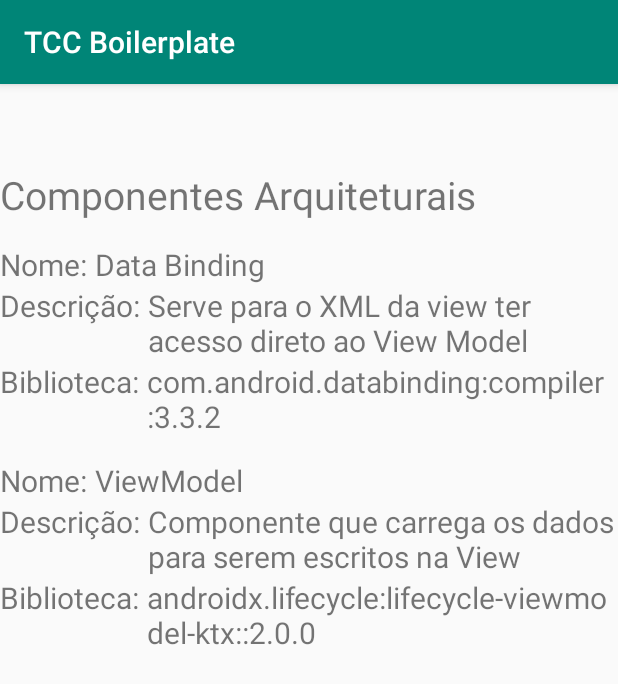
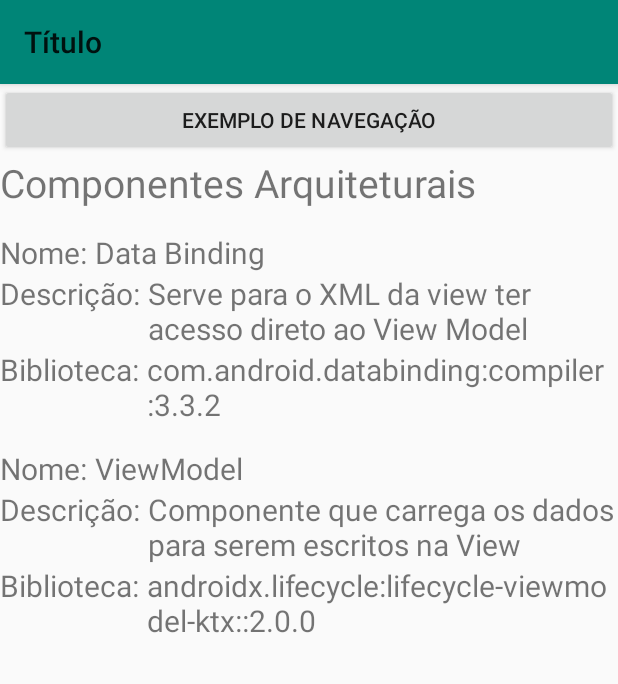
Before and after one commit to giovanischiar/tcc-boilerplate, an Android app: the screen it shows after launch (MainActivity), on a phone screen of 412 x 824 dp. Shown: the top 684 px of the screen. Run offline under Robolectric (Android 15) with nearby library versions, the phone set to English and light mode, and no system bars; our stand-ins replace data binding, navigation-ui.

Commit message:
Adding navigation, remove some warnings and add support action bar

```diff
--- a/app/build.gradle
+++ b/app/build.gradle
@@ -36,6 +36,7 @@ dependencies {
     implementation 'androidx.constraintlayout:constraintlayout:1.1.3'
     implementation 'androidx.lifecycle:lifecycle-extensions:2.0.0'
     implementation 'androidx.lifecycle:lifecycle-viewmodel-ktx:2.0.0'
+    implementation 'androidx.legacy:legacy-support-v4:1.0.0'
     testImplementation 'junit:junit:4.12'
     androidTestImplementation 'androidx.test:runner:1.1.1'
     androidTestImplementation 'androidx.test.espresso:espresso-core:3.1.1'
--- a/app/src/main/java/io/schiar/tccboilerplate/MainActivity.kt
+++ /dev/null
@@ -1,14 +0,0 @@
-package io.schiar.tccboilerplate
-
-import androidx.appcompat.app.AppCompatActivity
-import android.os.Bundle
-import io.schiar.tccboilerplate.view.BoilerplateFragment
-
-class MainActivity : AppCompatActivity() {
-
-    override fun onCreate(savedInstanceState: Bundle?) {
-        super.onCreate(savedInstanceState)
-        setContentView(R.layout.main_activity)
-    }
-
-}
--- a/app/src/main/java/io/schiar/tccboilerplate/view/BoilerplateFragment.kt
+++ b/app/src/main/java/io/schiar/tccboilerplate/view/BoilerplateFragment.kt
@@ -6,8 +6,11 @@ import androidx.fragment.app.Fragment
 import android.view.LayoutInflater
 import android.view.View
 import android.view.ViewGroup
+import androidx.navigation.Navigation
+import io.schiar.tccboilerplate.R
 import io.schiar.tccboilerplate.viewmodel.BoilerplateViewModel
-import io.schiar.tccboilerplate.databinding.BoilerplateFragmentBinding
+import io.schiar.tccboilerplate.databinding.FragmentBoilerplateBinding
+import kotlinx.android.synthetic.main.fragment_boilerplate.view.*
 
 class BoilerplateFragment : Fragment() {
 
@@ -18,13 +21,20 @@ class BoilerplateFragment : Fragment() {
         savedInstanceState: Bundle?
     ): View {
         viewModel = ViewModelProviders.of(this).get(BoilerplateViewModel::class.java)
-        val binding = BoilerplateFragmentBinding.inflate(inflater, container, false).apply {
+        val binding = FragmentBoilerplateBinding.inflate(inflater, container, false).apply {
             lifecycleOwner = this@BoilerplateFragment
             viewModel = this@BoilerplateFragment.viewModel
             executePendingBindings()
         }
         viewModel.fetch()
-        return binding.root
+        val view = binding.root
+        view.navigation_example_btn.setOnClickListener(::onNavigationButtonPressed)
+        return view
+    }
+
+    private fun onNavigationButtonPressed(view: View) {
+        val navId = R.id.boilerplate_to_other
+        Navigation.findNavController(view).navigate(navId)
     }
 
 }
--- /dev/null
+++ b/app/src/main/java/io/schiar/tccboilerplate/view/MainActivity.kt
@@ -0,0 +1,31 @@
+package io.schiar.tccboilerplate.view
+
+import androidx.appcompat.app.AppCompatActivity
+import android.os.Bundle
+import androidx.navigation.NavController
+import androidx.navigation.Navigation
+import androidx.navigation.ui.NavigationUI
+import io.schiar.tccboilerplate.R
+import kotlinx.android.synthetic.main.activity_main.*
+
+class MainActivity : AppCompatActivity() {
+
+    private lateinit var navController: NavController
+
+    override fun onCreate(savedInstanceState: Bundle?) {
+        super.onCreate(savedInstanceState)
+        setContentView(R.layout.activity_main)
+        setSupportActionBar(toolbar)
+        navController = Navigation.findNavController(this, R.id.initial_fragment)
+        NavigationUI.setupActionBarWithNavController(this, navController)
+    }
+
+    override fun onSupportNavigateUp(): Boolean {
+        return navController.navigateUp() || super.onSupportNavigateUp()
+    }
+
+    override fun onBackPressed() {
+        super.onBackPressed()
+        navController.navigateUp()
+    }
+}
--- a/app/src/main/java/io/schiar/tccboilerplate/viewmodel/BoilerplateViewModel.kt
+++ b/app/src/main/java/io/schiar/tccboilerplate/viewmodel/BoilerplateViewModel.kt
@@ -3,7 +3,6 @@ package io.schiar.tccboilerplate.viewmodel
 import androidx.lifecycle.MutableLiveData
 import androidx.lifecycle.ViewModel
 import io.schiar.tccboilerplate.model.ArchComponent
-import io.schiar.tccboilerplate.model.Library
 import io.schiar.tccboilerplate.model.repository.ArchComponentRepository
 import io.schiar.tccboilerplate.model.repository.ArchComponentRepositoryInterface
 import io.schiar.tccboilerplate.view.viewdata.ArchComponentViewData
--- /dev/null
+++ b/app/src/main/res/layout/activity_main.xml
@@ -0,0 +1,36 @@
+<?xml version="1.0" encoding="utf-8"?>
+<androidx.constraintlayout.widget.ConstraintLayout
+        xmlns:android="http://schemas.android.com/apk/res/android"
+        xmlns:tools="http://schemas.android.com/tools"
+        xmlns:app="http://schemas.android.com/apk/res-auto"
+        android:layout_width="match_parent"
+        android:layout_height="match_parent"
+        tools:context=".view.MainActivity"
+>
+
+    <com.google.android.material.appbar.AppBarLayout
+            android:id="@+id/appbar"
+            android:layout_width="match_parent"
+            android:layout_height="wrap_content"
+            android:theme="@style/ThemeOverlay.AppCompat.Light"
+            tools:ignore="MissingConstraints"
+    >
+        <androidx.appcompat.widget.Toolbar
+                android:id="@+id/toolbar"
+                android:layout_width="match_parent"
+                android:layout_height="?attr/actionBarSize"
+                app:popupTheme="@style/AppTheme.PopupOverlay"
+        />
+    </com.google.android.material.appbar.AppBarLayout>
+    <fragment
+        android:id="@+id/initial_fragment"
+        android:layout_width="match_parent"
+        android:layout_height="fill_parent"
+        android:layout_marginTop="?attr/actionBarSize"
+        android:name="androidx.navigation.fragment.NavHostFragment"
+        app:defaultNavHost="true"
+        app:navGraph="@navigation/navigation"
+        tools:ignore="MissingConstraints"
+    />
+
+</androidx.constraintlayout.widget.ConstraintLayout>
--- a/app/src/main/res/layout/boilerplate_fragment.xml
+++ b/app/src/main/res/layout/fragment_boilerplate.xml
@@ -16,6 +16,12 @@
         android:layout_height="match_parent"
         tools:context=".view.BoilerplateFragment"
     >
+        <Button
+            android:id="@+id/navigation_example_btn"
+            android:layout_width="match_parent"
+            android:layout_height="wrap_content"
+            android:text="@string/navigation_example"
+        />
         <TextView
             android:layout_width="wrap_content"
             android:layout_height="wrap_content"
--- a/app/src/main/res/layout/main_activity.xml
+++ /dev/null
@@ -1,20 +0,0 @@
-<?xml version="1.0" encoding="utf-8"?>
-<FrameLayout
-    xmlns:android="http://schemas.android.com/apk/res/android"
-    xmlns:tools="http://schemas.android.com/tools" xmlns:app="http://schemas.android.com/apk/res-auto"
-    android:id="@+id/container"
-    android:layout_width="match_parent"
-    android:layout_height="match_parent"
-    tools:context=".MainActivity"
->
-    <fragment
-        android:id="@+id/initial_fragment"
-        android:layout_width="match_parent"
-        android:layout_height="fill_parent"
-        android:layout_marginTop="?attr/actionBarSize"
-        android:name="androidx.navigation.fragment.NavHostFragment"
-        app:defaultNavHost="true"
-        app:navGraph="@navigation/navigation"
-        tools:ignore="MissingConstraints"
-    />
-</FrameLayout>
--- a/app/src/main/res/navigation/navigation.xml
+++ b/app/src/main/res/navigation/navigation.xml
@@ -6,10 +6,27 @@
     android:id="@+id/navigation"
     app:startDestination="@id/boilerplate_fragment"
 >
+
     <fragment
         android:id="@+id/boilerplate_fragment"
         android:label="@string/title"
         android:name="io.schiar.tccboilerplate.view.BoilerplateFragment"
-        tools:layout="@layout/boilerplate_fragment"
+        tools:layout="@layout/fragment_boilerplate"
+    >
+        <action
+            android:id="@+id/boilerplate_to_other"
+            app:destination="@id/other_fragment"
+            app:enterAnim="@anim/nav_default_enter_anim"
+            app:exitAnim="@anim/nav_default_exit_anim"
+            app:popEnterAnim="@anim/nav_default_pop_enter_anim"
+            app:popExitAnim="@anim/nav_default_pop_exit_anim"
+        />
+    </fragment>
+
+    <fragment
+        android:id="@+id/other_fragment"
+        android:label="@string/other_fragment"
+        android:name="io.schiar.tccboilerplate.view.OtherFragment"
     />
+
 </navigation>
--- a/app/src/main/res/values/strings.xml
+++ b/app/src/main/res/values/strings.xml
@@ -7,4 +7,9 @@
     <string name="description">Descrição:</string>
     <string name="library">Biblioteca:</string>
     <string name="title">Título</string>
+    <string name="navigation_example">Exemplo de navegação</string>
+    <string name="other_fragment">Outro fragmento</string>
+
+    <!-- TODO: Remove or change this placeholder text -->
+    <string name="hello_blank_fragment">Hello blank fragment</string>
 </resources>
--- a/app/src/main/res/values/styles.xml
+++ b/app/src/main/res/values/styles.xml
@@ -6,6 +6,9 @@
         <item name="colorPrimary">@color/colorPrimary</item>
         <item name="colorPrimaryDark">@color/colorPrimaryDark</item>
         <item name="colorAccent">@color/colorAccent</item>
+        <item name="windowActionBar">false</item>
+        <item name="windowNoTitle">true</item>
     </style>
+    <style name="AppTheme.PopupOverlay" parent="ThemeOverlay.MaterialComponents.Dark"/>
 
 </resources>
```
Also changed, not shown: app/src/main/AndroidManifest.xml (+15 -9 lines), app/src/main/java/io/schiar/tccboilerplate/view/OtherFragment.kt (added, +22 -0 lines), app/src/main/res/layout/fragment_other.xml (added, +14 -0 lines).
